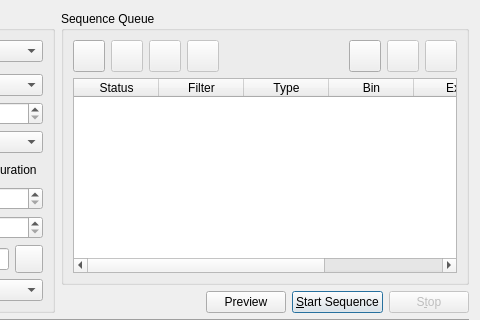
Above: kstars/ekos/capture.ui from KDE/kstars before the change; both pictures show x 384 to 864 and y 0 to 320 of the 864 by 567 pixel window. Below: the same form after it.
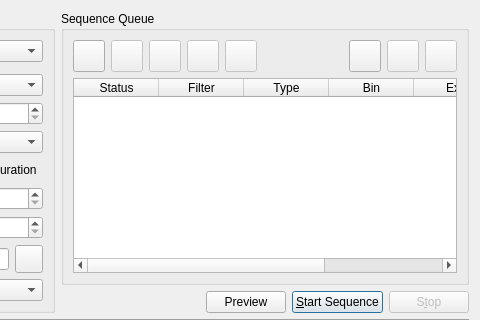
That is the form after the change. Custom widgets are drawn as their Qt base class.

Commit message: Partial implementation of wishlist. The user can now save and load sequence jobs in addition to the ability to reset job status. Editing a single job is not yet implemented. BUGS:336654

```diff
--- a/kstars/ekos/capture.ui
+++ b/kstars/ekos/capture.ui
@@ -590,6 +590,31 @@
             </property>
            </widget>
           </item>
+          <item>
+           <widget class="QPushButton" name="resetB">
+            <property name="enabled">
+             <bool>false</bool>
+            </property>
+            <property name="minimumSize">
+             <size>
+              <width>32</width>
+              <height>32</height>
+             </size>
+            </property>
+            <property name="maximumSize">
+             <size>
+              <width>32</width>
+              <height>32</height>
+             </size>
+            </property>
+            <property name="toolTip">
+             <string>Reset status of all jobs</string>
+            </property>
+            <property name="text">
+             <string/>
+            </property>
+           </widget>
+          </item>
           <item>
            <spacer name="horizontalSpacer">
             <property name="orientation">
```
The commit also changes 2 other files.
